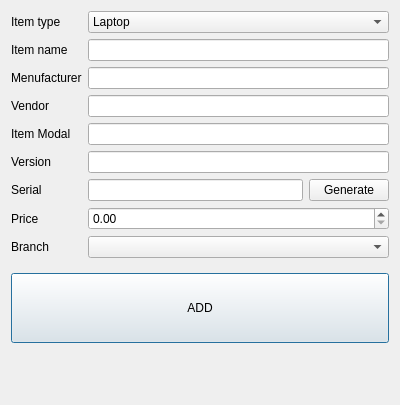
abdulroufsidhu/bms, file widgets/StoreTab/available/addproduct.ui: the form before one commit.
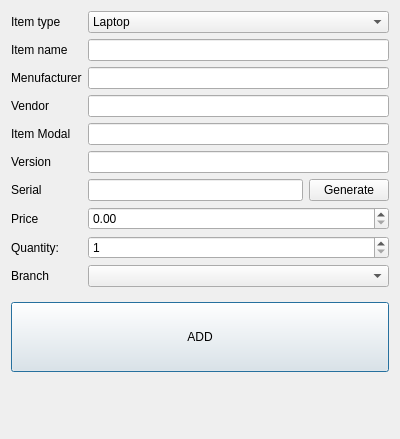
The form after the commit. Icons and pictures are not drawn.

```diff
--- a/widgets/StoreTab/available/addproduct.ui
+++ b/widgets/StoreTab/available/addproduct.ui
@@ -7,7 +7,7 @@
     <x>0</x>
     <y>0</y>
     <width>400</width>
-    <height>405</height>
+    <height>439</height>
    </rect>
   </property>
   <property name="windowTitle">
@@ -182,7 +182,7 @@
        </property>
       </widget>
      </item>
-     <item row="8" column="0">
+     <item row="9" column="0">
       <widget class="QLabel" name="label">
        <property name="frameShape">
         <enum>QFrame::NoFrame</enum>
@@ -195,16 +195,33 @@
        </property>
       </widget>
      </item>
-     <item row="8" column="1">
+     <item row="9" column="1">
       <widget class="QComboBox" name="cb_add_item_branch"/>
      </item>
-     <item row="9" column="0">
+     <item row="10" column="0">
       <widget class="Line" name="line">
        <property name="orientation">
         <enum>Qt::Horizontal</enum>
        </property>
       </widget>
      </item>
+     <item row="8" column="0">
+      <widget class="QLabel" name="label_10">
+       <property name="text">
+        <string>Quantity:</string>
+       </property>
+      </widget>
+     </item>
+     <item row="8" column="1">
+      <widget class="QSpinBox" name="sb_quantity">
+       <property name="minimum">
+        <number>1</number>
+       </property>
+       <property name="maximum">
+        <number>999999999</number>
+       </property>
+      </widget>
+     </item>
     </layout>
    </item>
    <item row="2" column="0">
```
